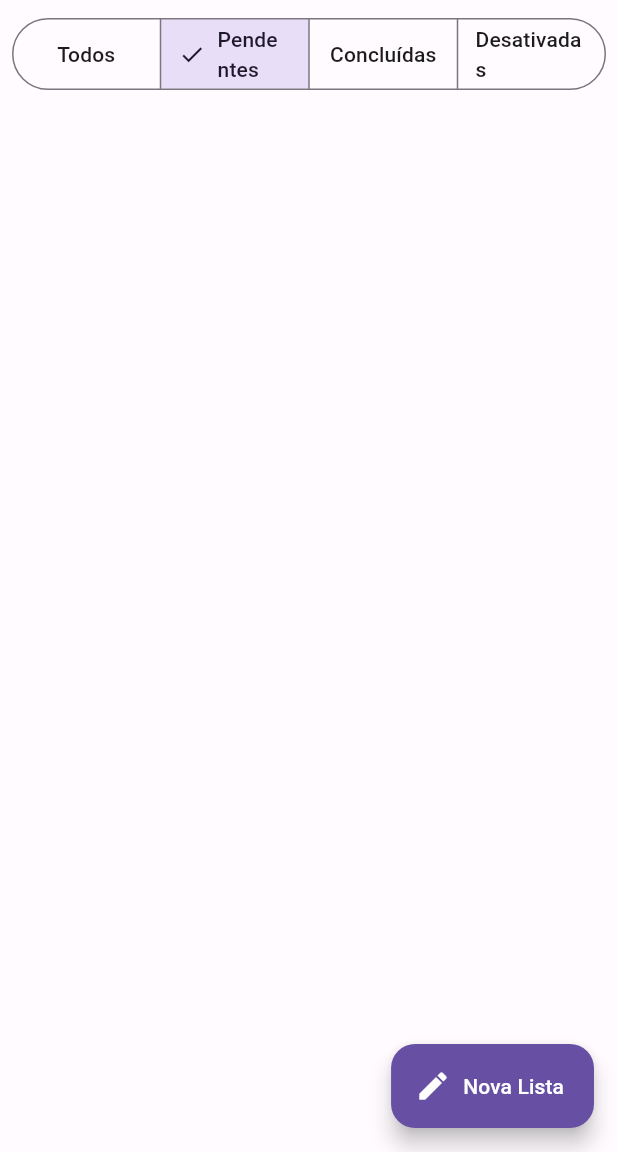
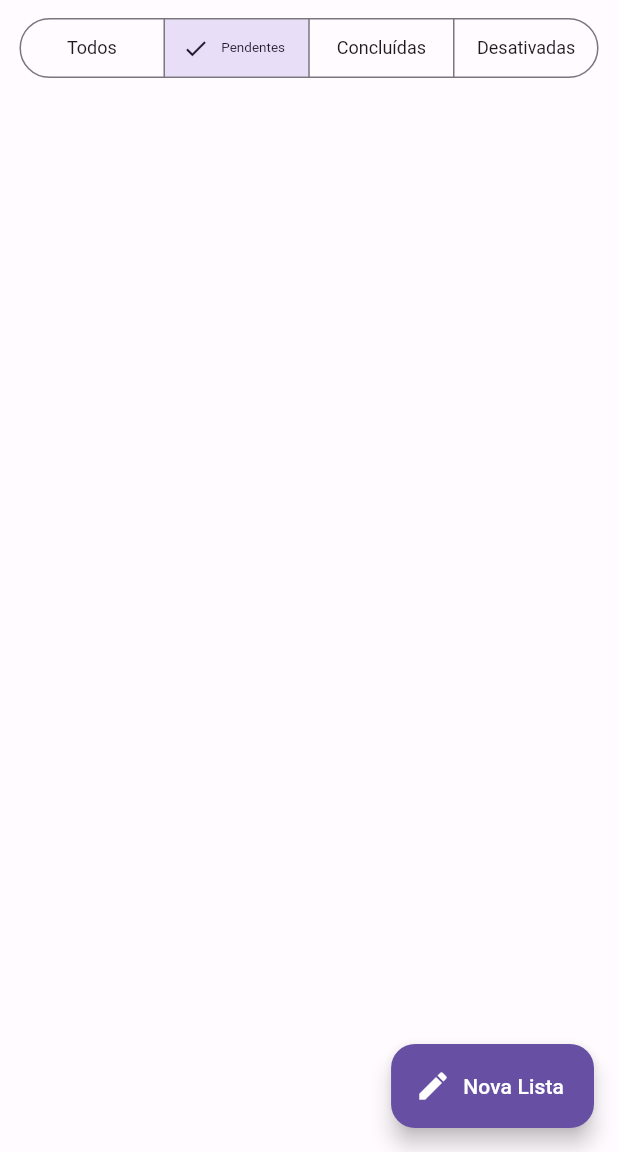
Before and after one commit to jacobaraujo7/listinha, a Flutter app: the screen it shows after launch, on a phone screen of 412 x 824 dp, the part 84-1236 px from its top. Run offline on Flutter 3.47's test engine with Material 2 defaults, Android fonts, the phone set to English and light mode, and no system bars.

Commit message:
style: add segmented button on theme

```diff
--- a/app/lib/src/shared/themes/themes.dart
+++ b/app/lib/src/shared/themes/themes.dart
@@ -2,7 +2,7 @@ import 'package:flutter/material.dart';
 
 part 'color_schemes.g.dart';
 
-final lightTheme = ThemeData(
+ThemeData get lightTheme => ThemeData(
       useMaterial3: true,
       colorScheme: _lightColorScheme,
       appBarTheme: AppBarTheme(
@@ -13,13 +13,28 @@ final lightTheme = ThemeData(
         backgroundColor: _lightColorScheme.primary,
         foregroundColor: Colors.white,
       ),
+      segmentedButtonTheme: _segmentedButtonTheme,
     );
 
-final darkTheme = ThemeData(
+ThemeData get darkTheme => ThemeData(
       useMaterial3: true,
       colorScheme: _darkColorScheme,
       appBarTheme: AppBarTheme(
         centerTitle: true,
         backgroundColor: _darkColorScheme.primaryContainer,
       ),
+      segmentedButtonTheme: _segmentedButtonTheme,
     );
+
+SegmentedButtonThemeData get _segmentedButtonTheme => SegmentedButtonThemeData(
+      style: ButtonStyle(
+        textStyle: MaterialStateProperty.resolveWith<TextStyle?>(
+          (states) {
+            if (states.contains(MaterialState.selected)) {
+              return const TextStyle(fontSize: 9);
+            }
+            return const TextStyle(fontSize: 12);
+          },
+        ),
+      ),
+    );
```
Lines whose indentation alone changed are shown as unchanged.
